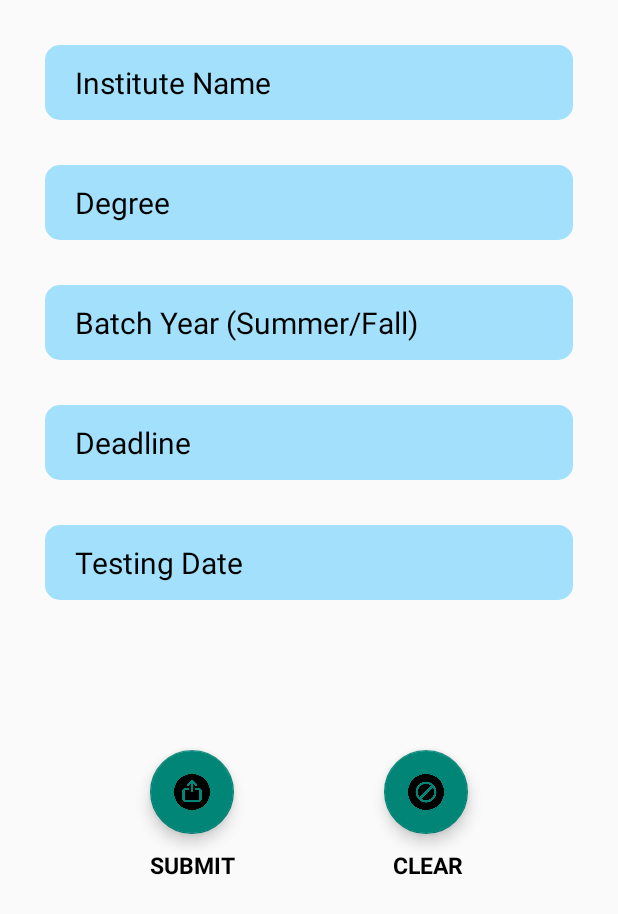
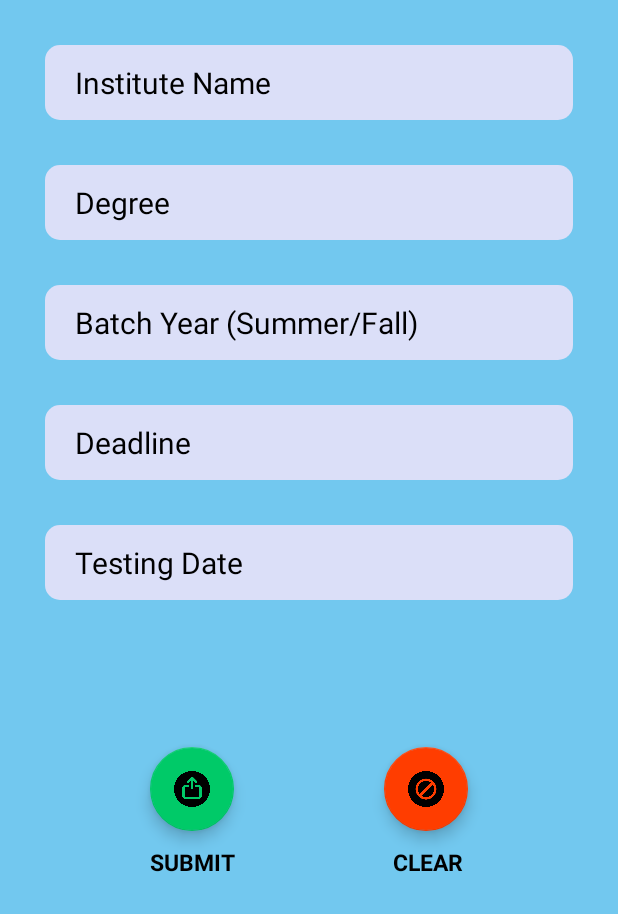
Before and after one commit to Karma8o1/FinalPrivate, an Android app: the fragment adding shown on its own in the app's theme, on a phone screen of 412 x 824 dp. Shown: the top 914 px of the screen. Run offline under Robolectric (Android 15) with nearby library versions, the phone set to English and light mode, and no system bars; our stand-ins replace Firebase (no records; nobody signed in at launch, a user with empty details on screens opened directly).

Commit message:
FINALIZING PROJECT

```diff
--- a/app/build.gradle
+++ b/app/build.gradle
@@ -51,6 +51,7 @@ dependencies {
     implementation platform('com.google.firebase:firebase-bom:26.8.0')
     implementation 'com.google.firebase:firebase-auth'
     implementation 'com.firebaseui:firebase-ui-database:1.2.0'
+    implementation 'com.firebaseui:firebase-ui-database:6.2.1'
     implementation 'com.google.firebase:firebase-database:19.7.0'
     implementation 'com.google.firebase:firebase-storage:19.2.2'
     implementation 'com.google.firebase:firebase-messaging:21.1.0'
@@ -61,6 +62,7 @@ dependencies {
     implementation "androidx.recyclerview:recyclerview:1.2.0"
     implementation "androidx.recyclerview:recyclerview-selection:1.1.0"
     implementation 'de.hdodenhof:circleimageview:3.1.0'
+    implementation 'com.github.bumptech.glide:glide:4.11.0'
 }
 
 apply plugin: 'com.android.application'
--- a/app/src/main/java/com/example/stc/adding.java
+++ b/app/src/main/java/com/example/stc/adding.java
@@ -76,7 +76,7 @@ public class adding extends Fragment implements View.OnClickListener {
             userMap.put("batch", batch.getText().toString().trim());
             userMap.put("deadline", deadline.getText().toString().trim());
             userMap.put("test", test.getText().toString().trim());
-            userMap.put("logo", "default");
+            userMap.put("logo", "https://www.pngkey.com/png/detail/115-1155670_logo-logo-superior-university-lahore-logo.png");
             userMap.put("available", "yes");
             databaseReference.child("Universities").child(id).setValue(userMap);
             id = String.valueOf(value);
--- a/app/src/main/res/layout/fragment_adding.xml
+++ b/app/src/main/res/layout/fragment_adding.xml
@@ -4,99 +4,117 @@
     android:layout_width="match_parent"
     android:layout_height="match_parent"
     xmlns:app="http://schemas.android.com/apk/res-auto"
-    tools:context=".adding">
+    tools:context=".adding"
+    android:background="#72C8EF">
 <RelativeLayout
     android:layout_width="match_parent"
     android:layout_height="match_parent"
     android:id="@+id/sc"
     android:scrollbarSize="0sp">
+
     <EditText
+        android:id="@+id/ins_name"
         android:layout_width="match_parent"
         android:layout_height="50sp"
-        android:id="@+id/ins_name"
+        android:layout_marginStart="30sp"
+        android:layout_marginTop="30sp"
+        android:layout_marginEnd="30sp"
+        android:background="@drawable/textfield"
+        android:backgroundTint="#DBDFF8"
         android:hint="Institute Name"
+        android:maxHeight="50sp"
+        android:paddingLeft="20sp"
+        android:textColor="@color/black"
+        android:textColorHighlight="#27585E"
         android:textColorHint="@color/black"
-        android:layout_marginTop="30sp"
-        android:maxHeight="50sp"
-        android:textColor="@color/black"
-        android:layout_marginStart="30sp"
-        android:layout_marginEnd="30sp"
-        android:textSize="20sp"
-        android:background="@drawable/textfield"
-        android:backgroundTint="#A2E0FB"
-        android:paddingLeft="20sp"
-        />
+        android:textSize="20sp" />
+
     <EditText
+        android:id="@+id/degree"
         android:layout_width="match_parent"
         android:layout_height="50sp"
+        android:layout_below="@id/ins_name"
+        android:layout_marginStart="30sp"
+        android:layout_marginTop="30sp"
+        android:layout_marginEnd="30sp"
+        android:background="@drawable/textfield"
+        android:backgroundTint="#DBDFF8"
         android:hint="Degree"
-        android:id="@+id/degree"
         android:maxHeight="50sp"
+        android:paddingLeft="20sp"
+        android:textColor="@color/black"
+        android:textColorHighlight="#57E6F6"
         android:textColorHint="@color/black"
-        android:layout_below="@id/ins_name"
-        android:layout_marginTop="30sp"
-        android:layout_marginStart="30sp"
-        android:layout_marginEnd="30sp"
-        android:textSize="20sp"
-        android:textColor="@color/black"
-        android:background="@drawable/textfield"
-        android:backgroundTint="#A2E0FB"
-        android:paddingLeft="20sp"
-        />
+        android:textSize="20sp" />
+
     <EditText
+        android:id="@+id/batch"
         android:layout_width="match_parent"
         android:layout_height="50sp"
+        android:layout_below="@id/degree"
+        android:layout_marginStart="30sp"
+        android:layout_marginTop="30sp"
+        android:layout_marginEnd="30sp"
+        android:background="@drawable/textfield"
+        android:backgroundTint="#DBDFF8"
         android:hint="Batch Year (Summer/Fall)"
         android:maxHeight="50sp"
-        android:id="@+id/batch"
+        android:paddingLeft="20sp"
         android:textColor="@color/black"
+        android:textColorHighlight="#57E6F6"
         android:textColorHint="@color/black"
-        android:layout_below="@id/degree"
-        android:layout_marginTop="30sp"
-        android:layout_marginStart="30sp"
-        android:layout_marginEnd="30sp"
-        android:textSize="20sp"
-        android:background="@drawable/textfield"
-        android:backgroundTint="#A2E0FB"
-        android:paddingLeft="20sp"
-        />
+        android:textSize="20sp" />
 
     <EditText
+        android:id="@+id/deadline"
         android:layout_width="match_parent"
         android:layout_height="50sp"
+        android:layout_below="@id/batch"
+        android:layout_marginStart="30sp"
+        android:layout_marginTop="30sp"
+        android:layout_marginEnd="30sp"
+        android:background="@drawable/textfield"
+        android:backgroundTint="#DBDFF8"
+        android:gravity="center_vertical"
         android:hint="Deadline"
-        android:id="@+id/deadline"
-        android:gravity="center_vertical"
-        android:layout_below="@id/batch"
+        android:maxHeight="50sp"
+        android:paddingLeft="20sp"
+        android:textColor="@color/black"
+        android:textColorHighlight="#57E6F6"
         android:textColorHint="@color/black"
-        android:textColor="@color/black"
-        android:maxHeight="50sp"
-        android:layout_marginTop="30sp"
-        android:layout_marginStart="30sp"
-        android:layout_marginEnd="30sp"
-        android:textSize="20sp"
-        android:background="@drawable/textfield"
-        android:backgroundTint="#A2E0FB"
-        android:paddingLeft="20sp"
-        />
+        android:textSize="20sp" />
+
     <EditText
+        android:id="@+id/test_date"
         android:layout_width="match_parent"
         android:layout_height="50sp"
+        android:layout_below="@id/deadline"
+        android:layout_marginStart="30sp"
+        android:layout_marginTop="30sp"
+        android:layout_marginEnd="30sp"
+        android:background="@drawable/textfield"
+        android:backgroundTint="#DBDFF8"
+        android:gravity="center_vertical"
         android:hint="Testing Date"
-        android:id="@+id/test_date"
+        android:maxHeight="50sp"
+        android:paddingLeft="20sp"
         android:textColor="@color/black"
-        android:layout_below="@id/deadline"
-        android:gravity="center_vertical"
+        android:textColorHighlight="#57E6F6"
         android:textColorHint="@color/black"
-        android:maxHeight="50sp"
-        android:layout_marginTop="30sp"
-        android:layout_marginStart="30sp"
-        android:layout_marginEnd="30sp"
-        android:textSize="20sp"
-        android:background="@drawable/textfield"
-        android:backgroundTint="#A2E0FB"
-        android:paddingLeft="20sp"
-        />
+        android:textSize="20sp" />
+
+    <com.google.android.material.floatingactionbutton.FloatingActionButton
+        android:id="@+id/clear"
+        android:layout_width="wrap_content"
+        android:layout_height="wrap_content"
+        android:layout_below="@id/test_date"
+        android:layout_marginStart="100sp"
+        android:layout_marginLeft="100dp"
+        android:layout_marginTop="98dp"
+        android:layout_marginBottom="100sp"
+        android:layout_toRightOf="@id/upload"
+        android:src="@drawable/cancel"
+        app:backgroundTint="#FF3D00" />
 
     <com.google.android.material.floatingactionbutton.FloatingActionButton
         android:id="@+id/upload"
@@ -104,19 +122,10 @@
         android:layout_height="wrap_content"
         android:layout_below="@id/test_date"
         android:layout_marginStart="100sp"
-        android:layout_marginTop="100sp"
-        android:src="@drawable/upload" />
+        android:layout_marginTop="98dp"
+        android:src="@drawable/upload"
+        app:backgroundTint="#00CA68" />
 
-    <com.google.android.material.floatingactionbutton.FloatingActionButton
-        android:id="@+id/clear"
-        android:layout_width="wrap_content"
-        android:layout_height="wrap_content"
-        android:layout_below="@id/test_date"
-        android:layout_toRightOf="@id/upload"
-        android:layout_marginStart="100sp"
-        android:layout_marginTop="100sp"
-        android:src="@drawable/cancel"
-        android:layout_marginBottom="100sp"/>
     <TextView
         android:layout_width="wrap_content"
         android:layout_height="wrap_content"
```
Also changed, not shown: app/src/main/java/com/example/stc/datamodel.java (+38 -18 lines), app/src/main/java/com/example/stc/myadapter.java (+22 -24 lines), app/src/main/java/com/example/stc/uni.java (+20 -12 lines), app/src/main/res/layout/fragment_profile.xml (+4 -3 lines), app/src/main/res/layout/fragment_uni.xml (+6 -3 lines), app/src/main/res/layout/single_row_design.xml (+26 -3 lines).
